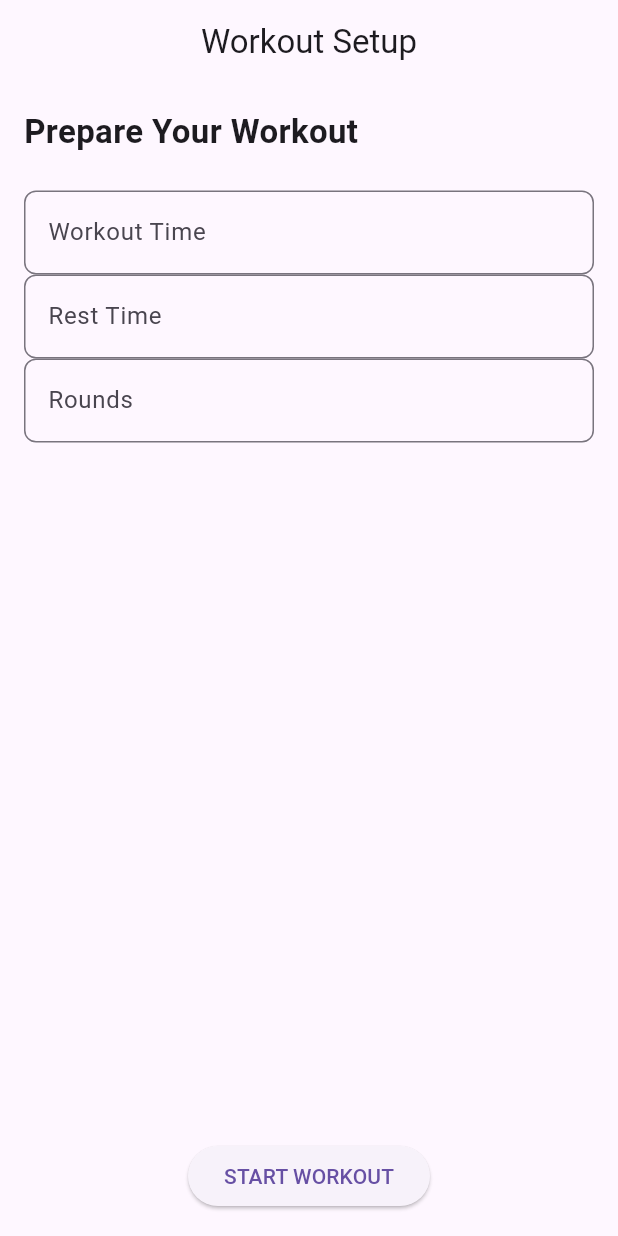
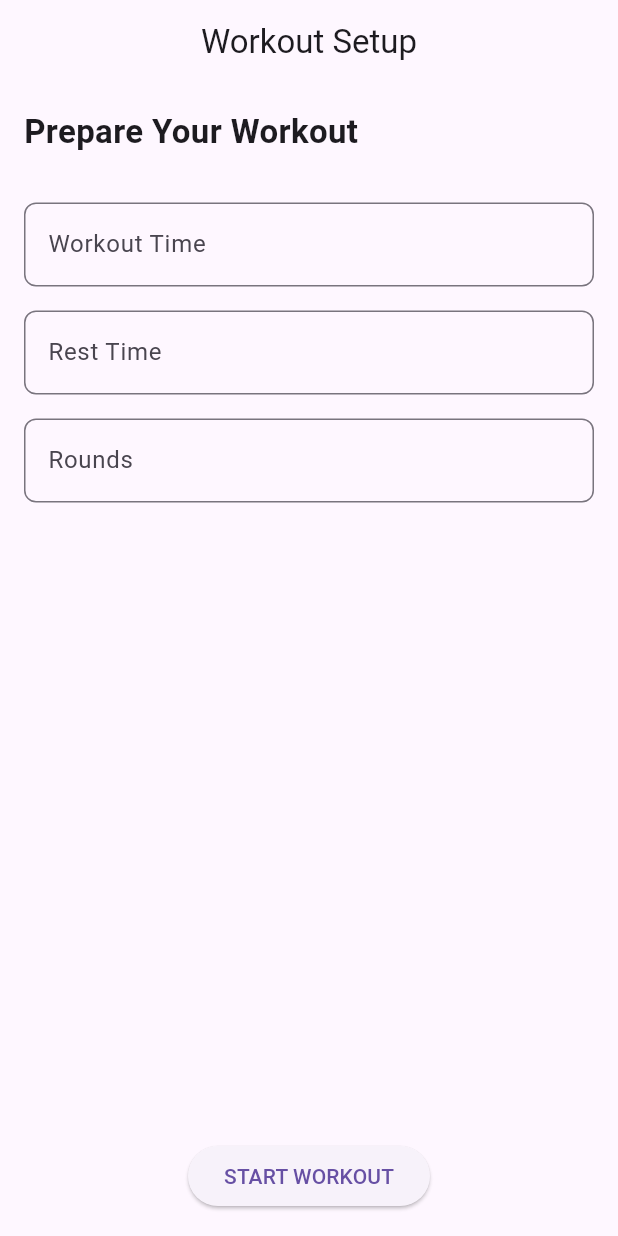
Before and after one commit to jamal-dev-work/round_timer, a Flutter app: the screen it shows after launch, on a phone screen of 412 x 824 dp. Run offline on Flutter 3.47's test engine with Material 3 defaults, Android fonts, the phone set to English and light mode, and no system bars.

Commit message:
refactor: replace TextField with reusable TextFieldWidget in WorkoutSetupScreen

```diff
--- a/lib/features/workout/view/setup_screen.dart
+++ b/lib/features/workout/view/setup_screen.dart
@@ -1,4 +1,5 @@
 import 'package:flutter/material.dart';
+import 'package:round_timer/features/workout/widgets/text_field_widget.dart';
 
 class WorkoutSetupScreen extends StatelessWidget {
   const WorkoutSetupScreen({super.key});
@@ -17,56 +18,9 @@ class WorkoutSetupScreen extends StatelessWidget {
               style: TextStyle(fontSize: 22, fontWeight: FontWeight.bold),
             ),
             const SizedBox(height: 24),
-            TextField(
-              keyboardType: TextInputType.number,
-              decoration: InputDecoration(
-                labelText: "Workout Time",
-                hintText: '180',
-                border: OutlineInputBorder(
-                  borderRadius: BorderRadius.circular(8),
-                ),
-              ),
-            ),
-            TextField(
-              keyboardType: TextInputType.number,
-              decoration: InputDecoration(
-                labelText: "Rest Time",
-                hintText: '30',
-                border: OutlineInputBorder(
-                  borderRadius: BorderRadius.circular(8),
-                ),
-              ),
-            ),
-            TextField(
-              keyboardType: TextInputType.number,
-              decoration: InputDecoration(
-                labelText: "Rounds",
-                hintText: '6',
-                border: OutlineInputBorder(
-                  borderRadius: BorderRadius.circular(8),
-                ),
-              ),
-            ),
-
-            // const Text('Workout Time'),
-            // const TextField(
-            //   keyboardType: TextInputType.number,
-            //   decoration: InputDecoration(hintText: '180'),
-            // ),
-
-            // const SizedBox(height: 16),
-            // const Text('Rest Time'),
-            // const TextField(
-            //   keyboardType: TextInputType.number,
-            //   decoration: InputDecoration(hintText: '60'),
-            // ),
-
-            // const SizedBox(height: 16),
-            // const Text('Rounds'),
-            // const TextField(
-            //   keyboardType: TextInputType.number,
-            //   decoration: InputDecoration(hintText: '5'),
-            // ),
+            TextFieldWidget(label: "Workout Time", hint: '180'),
+            TextFieldWidget(label: "Rest Time", hint: '30'),
+            TextFieldWidget(label: "Rounds", hint: '6'),
 
             const Spacer(),
 
--- /dev/null
+++ b/lib/features/workout/widgets/text_field_widget.dart
@@ -0,0 +1,24 @@
+import 'package:flutter/material.dart';
+
+class TextFieldWidget extends StatelessWidget {
+  const TextFieldWidget({super.key, required this.label, required this.hint});
+  final String label;
+  final String hint;
+
+  @override
+  Widget build(BuildContext context) {
+    return Padding(
+      padding: const EdgeInsets.symmetric(vertical: 8),
+      child: TextField(
+                keyboardType: TextInputType.number,
+                decoration: InputDecoration(
+                  labelText: label,
+                  hintText: hint,
+                  border: OutlineInputBorder(
+                    borderRadius: BorderRadius.circular(8),
+                  ),
+                ),
+              ),
+    );
+  }
+}
```
